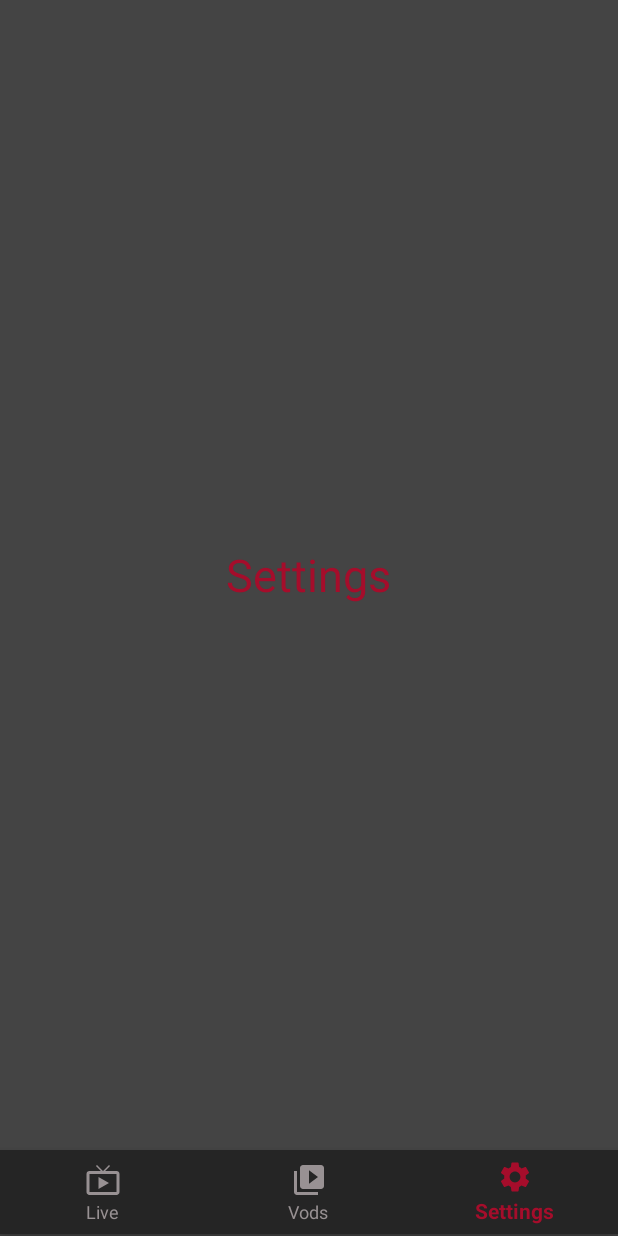
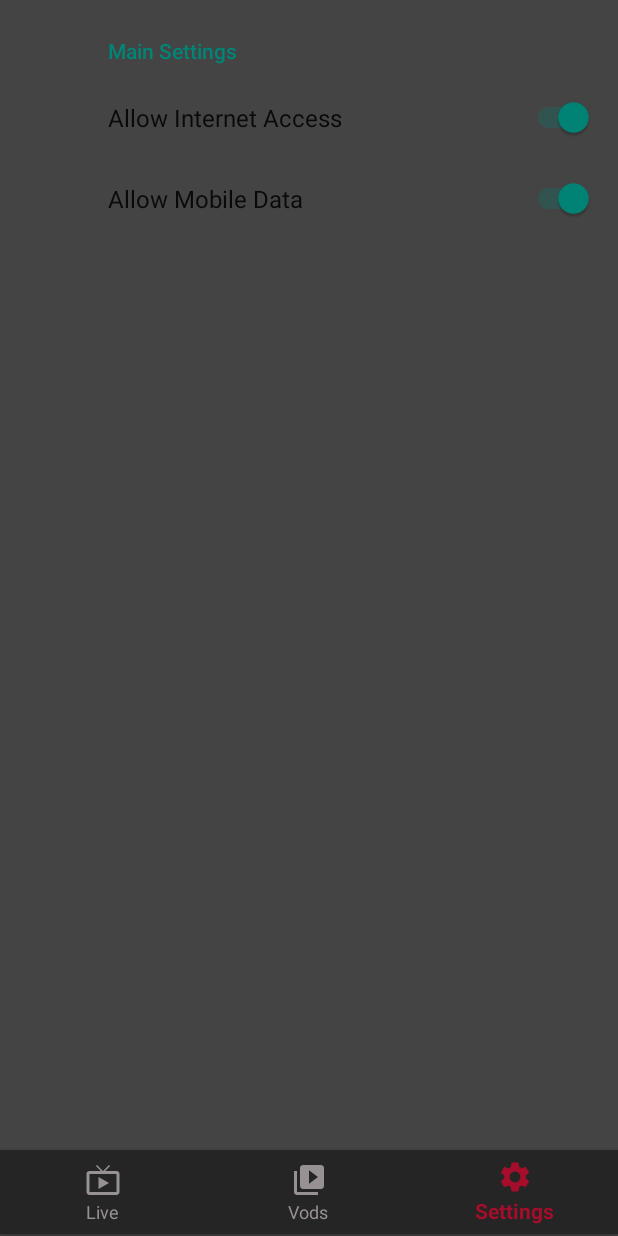
Before and after one commit to leonardosantoss/Twitchflix, an Android app: the screen it shows after launch (MainActivity), item 3 of the bottom bar chosen, on a phone screen of 412 x 824 dp. Run offline under Robolectric (Android 15) with nearby library versions, the phone set to English and light mode, and no system bars; our stand-ins replace androidx.preference.

Commit message:
Start of settings preferences, check link for permissions

```diff
--- a/app/build.gradle
+++ b/app/build.gradle
@@ -26,6 +26,7 @@ dependencies {
     implementation 'com.android.support:support-v4:28.0.0'
     implementation 'com.android.support:recyclerview-v7:28.0.0'
     implementation 'com.android.support:cardview-v7:28.0.0'
+    implementation 'com.takisoft.fix:preference-v7:28.0.0.0'
     testImplementation 'junit:junit:4.12'
     androidTestImplementation 'com.android.support.test:runner:1.0.2'
     androidTestImplementation 'com.android.support.test.espresso:espresso-core:3.0.2'
--- a/app/src/main/java/com/example/twitchflix/MainActivity.java
+++ b/app/src/main/java/com/example/twitchflix/MainActivity.java
@@ -8,6 +8,7 @@ import android.support.v4.app.FragmentManager;
 import android.support.v4.app.FragmentTransaction;
 import android.support.v7.app.AppCompatActivity;
 import android.os.Bundle;
+import android.support.v7.preference.PreferenceFragmentCompat;
 import android.support.v7.widget.LinearLayoutManager;
 import android.support.v7.widget.RecyclerView;
 import android.view.MenuItem;
@@ -33,6 +34,8 @@ public class MainActivity extends AppCompatActivity {
         bottomNavView.setOnNavigationItemSelectedListener(new BottomNavigationView.OnNavigationItemSelectedListener() {
             @Override
             public boolean onNavigationItemSelected(@NonNull MenuItem menuItem) {
+
+
                 Fragment selectedFragment = null;
 
                 // loop all items in bottom nav, update their state (Checked item will change color)
--- a/app/src/main/java/com/example/twitchflix/SettingsFragment.java
+++ b/app/src/main/java/com/example/twitchflix/SettingsFragment.java
@@ -1,20 +1,44 @@
 package com.example.twitchflix;
 
+
+import android.content.SharedPreferences;
 import android.os.Bundle;
-import android.support.annotation.NonNull;
-import android.support.annotation.Nullable;
-import android.support.v4.app.Fragment;
-import android.view.LayoutInflater;
-import android.view.View;
-import android.view.ViewGroup;
+import android.support.v7.preference.PreferenceFragmentCompat;
+import android.support.v7.preference.PreferenceManager;
+import android.widget.Toast;
 
-public class SettingsFragment extends Fragment {
-    @Nullable
+
+public class SettingsFragment extends PreferenceFragmentCompat {
+    private SharedPreferences.OnSharedPreferenceChangeListener listener;
+
+
     @Override
-    public View onCreateView(@NonNull LayoutInflater inflater, @Nullable ViewGroup container, @Nullable Bundle savedInstanceState) {
+    public void onCreate(Bundle savedInstanceState){
+        super.onCreate(savedInstanceState);
 
-        View rootView = inflater.inflate(R.layout.fragment_settings, container, false);
+        SharedPreferences prefs = PreferenceManager.getDefaultSharedPreferences(getContext());
 
-        return rootView;
+        listener = new SharedPreferences.OnSharedPreferenceChangeListener() {
+            @Override
+            public void onSharedPreferenceChanged(SharedPreferences prefs, String key) {
+                if(key.equals("internet_access_switch")){
+
+                    Toast.makeText(getContext(), "Internet", Toast.LENGTH_SHORT).show();
+                }
+                else if(key.equals("mobile_data_switch")){
+                    Toast.makeText(getContext(), "Mobile", Toast.LENGTH_SHORT).show();
+                }
+            }
+        };
+
+        prefs.registerOnSharedPreferenceChangeListener(listener);
+
+
     }
+    @Override
+    public void onCreatePreferences(Bundle savedInstanceState, String rootKey) {
+        setPreferencesFromResource(R.xml.settings, rootKey);
+    }
+
+    // permissions tutorial https://demonuts.com/android-runtime-permissions/
 }
--- a/app/src/main/res/layout/fragment_settings.xml
+++ /dev/null
@@ -1,20 +0,0 @@
-<?xml version="1.0" encoding="utf-8"?>
-<RelativeLayout xmlns:android="http://schemas.android.com/apk/res/android"
-    android:layout_width="match_parent"
-    android:layout_height="match_parent"
-    android:background="@color/backgroundGrey">
-
-    <TextView
-        android:id="@+id/textViewLive"
-        android:layout_width="wrap_content"
-        android:layout_height="wrap_content"
-        android:layout_alignParentStart="false"
-        android:layout_alignParentLeft="false"
-        android:layout_alignParentEnd="false"
-        android:layout_alignParentRight="false"
-        android:layout_alignParentBottom="false"
-        android:layout_centerInParent="true"
-        android:text="@string/settings"
-        android:textColor="@color/Wine"
-        android:textSize="30sp" />
-</RelativeLayout>
--- a/app/src/main/res/values/styles.xml
+++ b/app/src/main/res/values/styles.xml
@@ -6,6 +6,7 @@
         <item name="colorPrimary">@color/colorPrimary</item>
         <item name="colorPrimaryDark">@color/colorPrimaryDark</item>
         <item name="colorAccent">@color/colorAccent</item>
+        <item name="preferenceTheme">@style/PreferenceThemeOverlay</item>
     </style>
 
 </resources>
--- /dev/null
+++ b/app/src/main/res/xml/settings.xml
@@ -0,0 +1,19 @@
+<?xml version="1.0" encoding="utf-8"?>
+<PreferenceScreen xmlns:android="http://schemas.android.com/apk/res/android">
+
+    <PreferenceCategory
+        android:title="Main Settings">
+
+        <SwitchPreference
+            android:key="internet_access_switch"
+            android:title="Allow Internet Access"
+            android:defaultValue="true"/>
+
+        <SwitchPreference
+            android:key="mobile_data_switch"
+            android:title="Allow Mobile Data"
+            android:defaultValue="true"/>
+    </PreferenceCategory>
+
+
+</PreferenceScreen>
```
Also changed, not shown: 1 other file.
